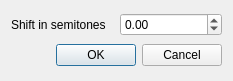
Before: the Qt Designer form sources/editor/tools/transpose_smpl/tooltransposesmpl_gui.ui in davy7125/polyphone, drawn with Qt 5.
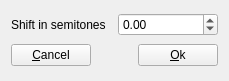
After: the same form once the commit is applied.

The edit to the form file:
```diff
--- a/sources/editor/tools/transpose_smpl/tooltransposesmpl_gui.ui
+++ b/sources/editor/tools/transpose_smpl/tooltransposesmpl_gui.ui
@@ -6,7 +6,7 @@
    <rect>
     <x>0</x>
     <y>0</y>
-    <width>233</width>
+    <width>229</width>
     <height>81</height>
    </rect>
   </property>
@@ -32,11 +32,35 @@
     </widget>
    </item>
    <item row="1" column="0" colspan="2">
-    <widget class="QDialogButtonBox" name="buttonBox">
-     <property name="standardButtons">
-      <set>QDialogButtonBox::Cancel|QDialogButtonBox::Ok</set>
-     </property>
-    </widget>
+    <layout class="QHBoxLayout" name="horizontalLayout">
+     <item>
+      <widget class="QPushButton" name="pushCancel">
+       <property name="text">
+        <string>&amp;Cancel</string>
+       </property>
+      </widget>
+     </item>
+     <item>
+      <spacer name="horizontalSpacer">
+       <property name="orientation">
+        <enum>Qt::Horizontal</enum>
+       </property>
+       <property name="sizeHint" stdset="0">
+        <size>
+         <width>40</width>
+         <height>20</height>
+        </size>
+       </property>
+      </spacer>
+     </item>
+     <item>
+      <widget class="QPushButton" name="pushOk">
+       <property name="text">
+        <string>&amp;Ok</string>
+       </property>
+      </widget>
+     </item>
+    </layout>
    </item>
   </layout>
  </widget>
```
